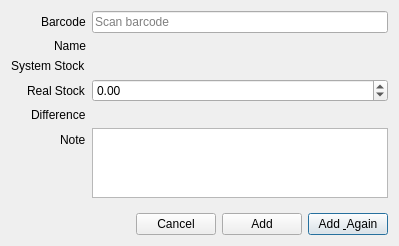
The window that libgui/checkstock/checkstockadddialog.ui (apinprastya/sultan) describes before a commit, drawn with Qt 5.
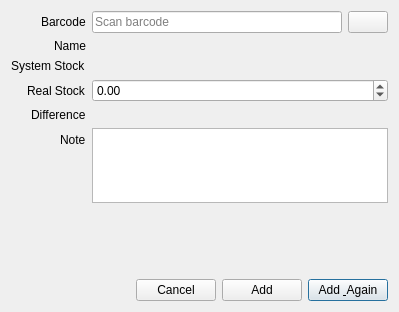
The same window after the commit. Icons and pictures are not drawn.

Commit message: add search button to field require barcode

Patch:
```diff
--- a/libgui/checkstock/checkstockadddialog.ui
+++ b/libgui/checkstock/checkstockadddialog.ui
@@ -7,7 +7,7 @@
     <x>0</x>
     <y>0</y>
     <width>399</width>
-    <height>246</height>
+    <height>312</height>
    </rect>
   </property>
   <property name="windowTitle">
@@ -75,13 +75,6 @@
        </property>
       </widget>
      </item>
-     <item row="0" column="1">
-      <widget class="QLineEdit" name="lineBarcode">
-       <property name="placeholderText">
-        <string>Scan barcode</string>
-       </property>
-      </widget>
-     </item>
      <item row="3" column="1">
       <widget class="QDoubleSpinBox" name="doubleStock">
        <property name="minimum">
@@ -112,6 +105,34 @@
        </property>
       </widget>
      </item>
+     <item row="0" column="1">
+      <layout class="QHBoxLayout" name="horizontalLayout_2">
+       <property name="bottomMargin">
+        <number>0</number>
+       </property>
+       <item>
+        <widget class="QLineEdit" name="lineBarcode">
+         <property name="placeholderText">
+          <string>Scan barcode</string>
+         </property>
+        </widget>
+       </item>
+       <item>
+        <widget class="QPushButton" name="pushSearch">
+         <property name="text">
+          <string/>
+         </property>
+         <property name="icon">
+          <iconset resource="../../sultan/sultan.qrc">
+           <normaloff>:/images/16x16/blue-document-search-result.png</normaloff>:/images/16x16/blue-document-search-result.png</iconset>
+         </property>
+         <property name="autoDefault">
+          <bool>false</bool>
+         </property>
+        </widget>
+       </item>
+      </layout>
+     </item>
     </layout>
    </item>
    <item>
```
Left out of the diff: 5 changed lines with no effect on the pictures. The commit also changes 9 other files.
